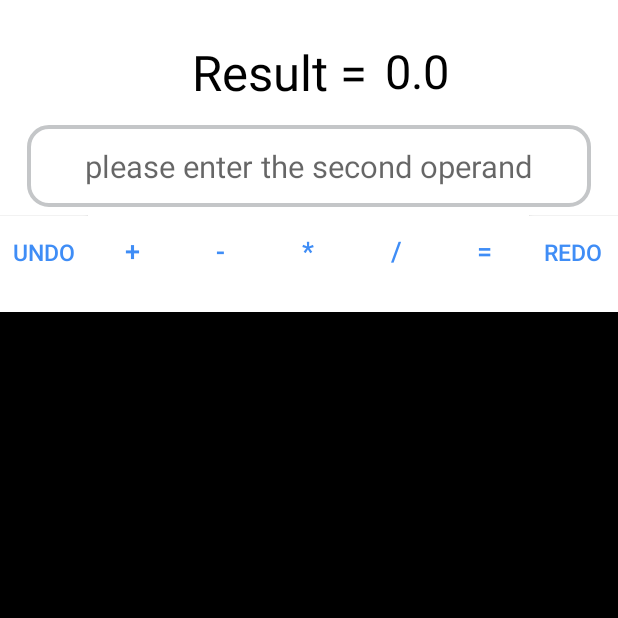
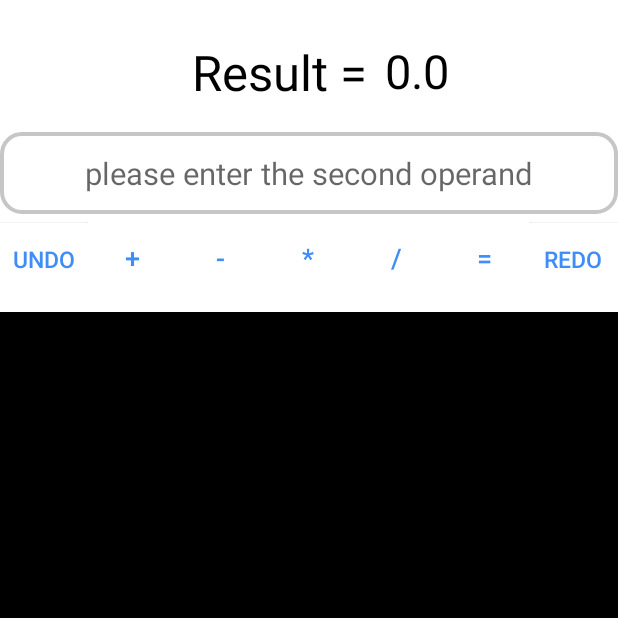
Before and after one commit to yehyaabdelazize/Thirdwayvcalculato, an Android app: the screen it shows after launch (CalcuActivity), on a phone screen of 412 x 824 dp, the top half of it. Run offline under Robolectric (Android 15) with nearby library versions, the phone set to English and light mode, and no system bars; our stand-ins replace data binding, sdp/ssp sizes.

Commit message:
2nd Commit

```diff
--- a/src/main/res/layout/activity_calcu.xml
+++ b/src/main/res/layout/activity_calcu.xml
@@ -9,7 +9,7 @@
         android:layout_width="match_parent"
         android:layout_height="match_parent"
         android:background="@color/white"
-        android:focusableInTouchMode="true"
+        android:focusableInTouchMode="false"
         tools:context=".ui.MainCalcutor.CalcuActivity">
 
         <TextView
@@ -42,34 +42,34 @@
             android:id="@+id/lin_sec_oper"
             android:layout_width="match_parent"
             android:layout_height="wrap_content"
-            android:layout_marginStart="@dimen/_14sdp"
-            android:layout_marginTop="@dimen/_12sdp"
-            android:layout_marginEnd="@dimen/_14sdp"
+            android:layout_marginTop="20dp"
             android:background="@drawable/back_et_operation"
             android:gravity="center"
             android:orientation="horizontal"
             android:padding="@dimen/_10sdp"
-            app:layout_constraintTop_toBottomOf="@+id/tv_result">
+            app:layout_constraintTop_toBottomOf="@+id/tv_result"
+            tools:layout_editor_absoluteX="16dp">
 
             <TextView
-                android:id="@+id/tv_sec_opr"
+                android:id="@+id/tv_oper"
+                android:layout_width="wrap_content"
+                android:layout_height="wrap_content"
+                android:background="@color/white"
+                android:textColor="@color/black"
+                android:visibility="gone"
+                android:textSize="@dimen/_16sdp" />
+
+            <EditText
+                android:id="@+id/et_sec_oper"
                 android:layout_width="wrap_content"
                 android:layout_height="wrap_content"
                 android:background="@color/white"
                 android:hint="@string/hint_et"
+                android:inputType="number"
                 android:textColor="@color/black"
                 android:textSize="@dimen/_16sdp" />
 
-            <EditText
-                android:id="@+id/et_num2"
-                android:layout_width="wrap_content"
-                android:layout_height="wrap_content"
-                android:background="@color/white"
-                android:inputType="number"
-                android:textColor="@color/black"
-                android:textSize="@dimen/_16sdp" />
         </LinearLayout>
-
 
         <LinearLayout
             android:id="@+id/lin_btns"
```
Also changed, not shown: src/main/java/com/yahya/thirdwayvcalculator/ui/MainCalcutor/CalcuActivity.java (+69 -33 lines), src/main/java/com/yahya/thirdwayvcalculator/ui/MainCalcutor/CalcuAdapter.java (added, +53 -0 lines), src/main/java/com/yahya/thirdwayvcalculator/ui/MainCalcutor/CalcuViewModel.java (+7 -0 lines).
